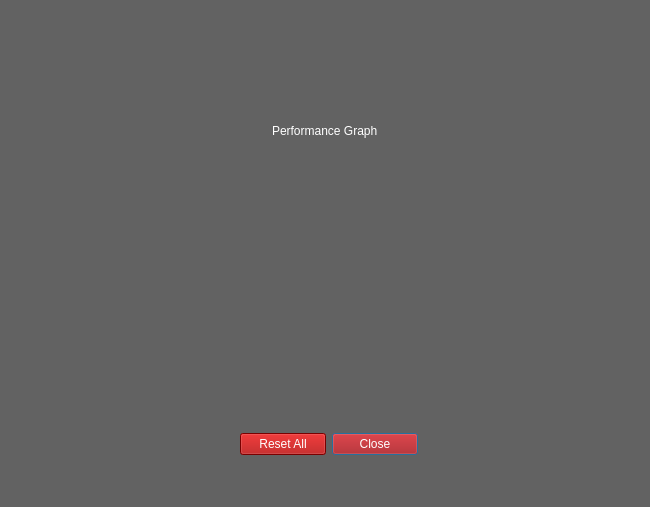
This is utils/annInferenceApp/perf_graph.ui in GPUOpen-ProfessionalCompute-Libraries/amdovx-modules as Qt 5 draws it before an edit. The edited form follows.
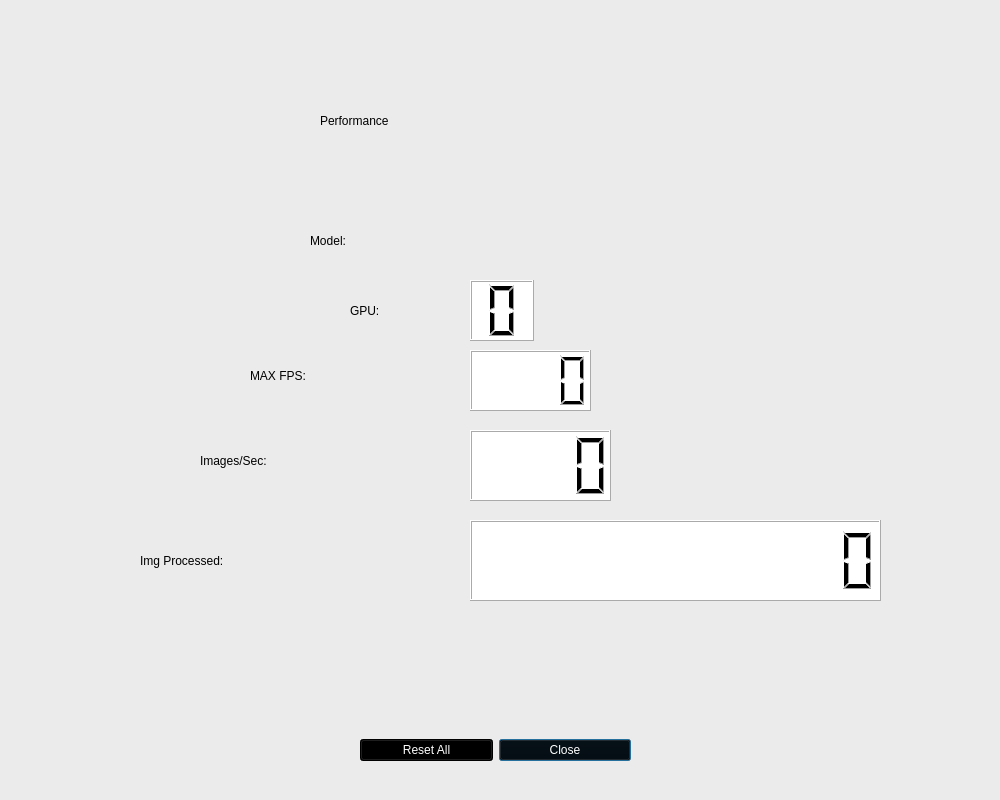
This is the edited form. Icons and pictures are not drawn.

Commit message: Performance Screen added

Patch:
```diff
--- a/utils/annInferenceApp/perf_graph.ui
+++ b/utils/annInferenceApp/perf_graph.ui
@@ -6,30 +6,43 @@
    <rect>
     <x>0</x>
     <y>0</y>
-    <width>650</width>
-    <height>507</height>
+    <width>1000</width>
+    <height>800</height>
    </rect>
   </property>
+  <property name="minimumSize">
+   <size>
+    <width>1000</width>
+    <height>800</height>
+   </size>
+  </property>
+  <property name="maximumSize">
+   <size>
+    <width>1000</width>
+    <height>800</height>
+   </size>
+  </property>
   <property name="windowTitle">
    <string>Performance Graph</string>
   </property>
   <property name="styleSheet">
-   <string notr="true">background-color: rgb(98, 98, 98);</string>
+   <string notr="true">
+background-color: rgb(235, 235, 235);</string>
   </property>
   <widget class="QWidget" name="gridLayoutWidget">
    <property name="geometry">
     <rect>
-     <x>240</x>
-     <y>430</y>
-     <width>178</width>
-     <height>29</height>
+     <x>360</x>
+     <y>720</y>
+     <width>271</width>
+     <height>61</height>
     </rect>
    </property>
    <layout class="QGridLayout" name="gridLayout">
     <item row="2" column="1">
      <widget class="QPushButton" name="pushButton_2">
       <property name="styleSheet">
-       <string notr="true">background-color: rgb(170, 0, 0);
+       <string notr="true">background-color: rgb(0, 0, 0);
 color: rgb(255, 255, 255);</string>
       </property>
       <property name="text">
@@ -40,7 +53,7 @@
     <item row="2" column="0">
      <widget class="QPushButton" name="pushButton">
       <property name="styleSheet">
-       <string notr="true">background-color: rgb(170, 0, 0);
+       <string notr="true">background-color: rgb(0, 0, 0);
 color: rgb(255, 255, 255);</string>
       </property>
       <property name="text">
@@ -50,50 +63,233 @@
     </item>
    </layout>
   </widget>
-  <widget class="QWidget" name="verticalLayoutWidget">
+  <widget class="QLCDNumber" name="fps_lcdNumber">
    <property name="geometry">
     <rect>
-     <x>9</x>
-     <y>10</y>
-     <width>631</width>
-     <height>102</height>
+     <x>470</x>
+     <y>430</y>
+     <width>141</width>
+     <height>71</height>
     </rect>
    </property>
-   <layout class="QVBoxLayout" name="verticalLayout">
-    <item alignment="Qt::AlignHCenter">
-     <widget class="QLabel" name="logo_label">
-      <property name="text">
-       <string/>
-      </property>
-      <property name="pixmap">
-       <pixmap resource="resources.qrc">:/images/display_panel_logo.png</pixmap>
-      </property>
-     </widget>
-    </item>
-   </layout>
+   <property name="styleSheet">
+    <string notr="true">background-color: rgb(255, 255, 255);
+color: rgb(0, 0, 0);</string>
+   </property>
+   <property name="frameShape">
+    <enum>QFrame::Box</enum>
+   </property>
+   <property name="smallDecimalPoint">
+    <bool>false</bool>
+   </property>
+   <property name="digitCount">
+    <number>4</number>
+   </property>
   </widget>
-  <widget class="QWidget" name="verticalLayoutWidget_2">
+  <widget class="QLabel" name="fps_label">
    <property name="geometry">
     <rect>
-     <x>10</x>
-     <y>110</y>
-     <width>631</width>
-     <height>41</height>
+     <x>200</x>
+     <y>420</y>
+     <width>251</width>
+     <height>81</height>
     </rect>
    </property>
-   <layout class="QVBoxLayout" name="verticalLayout_2">
-    <item alignment="Qt::AlignHCenter">
-     <widget class="QLabel" name="label">
-      <property name="styleSheet">
-       <string notr="true">color: rgb(255, 255, 255);
-font: 75 18pt &quot;Times New Roman&quot;;</string>
-      </property>
-      <property name="text">
-       <string>Performance Graph</string>
-      </property>
-     </widget>
-    </item>
-   </layout>
+   <property name="styleSheet">
+    <string notr="true">color: rgb(0, 0, 0);
+font: 75 36pt &quot;Ubuntu&quot;;</string>
+   </property>
+   <property name="text">
+    <string>Images/Sec:</string>
+   </property>
+  </widget>
+  <widget class="QLCDNumber" name="images_lcdNumber">
+   <property name="geometry">
+    <rect>
+     <x>470</x>
+     <y>520</y>
+     <width>411</width>
+     <height>81</height>
+    </rect>
+   </property>
+   <property name="styleSheet">
+    <string notr="true">background-color: rgb(255, 255, 255);
+color: rgb(0, 0, 0);</string>
+   </property>
+   <property name="digitCount">
+    <number>12</number>
+   </property>
+   <property name="value" stdset="0">
+    <double>0.000000000000000</double>
+   </property>
+  </widget>
+  <widget class="QLabel" name="images_label">
+   <property name="geometry">
+    <rect>
+     <x>140</x>
+     <y>530</y>
+     <width>321</width>
+     <height>61</height>
+    </rect>
+   </property>
+   <property name="styleSheet">
+    <string notr="true">color: rgb(0, 0, 0);
+font: 75 36pt &quot;Ubuntu&quot;;</string>
+   </property>
+   <property name="text">
+    <string>Img Processed:</string>
+   </property>
+  </widget>
+  <widget class="QLabel" name="header_label">
+   <property name="geometry">
+    <rect>
+     <x>320</x>
+     <y>80</y>
+     <width>391</width>
+     <height>81</height>
+    </rect>
+   </property>
+   <property name="styleSheet">
+    <string notr="true">color: rgb(0, 0, 0);
+font: 75 48pt &quot;Ubuntu&quot;;</string>
+   </property>
+   <property name="text">
+    <string>Performance</string>
+   </property>
+  </widget>
+  <widget class="QLabel" name="logo_label">
+   <property name="geometry">
+    <rect>
+     <x>820</x>
+     <y>20</y>
+     <width>150</width>
+     <height>131</height>
+    </rect>
+   </property>
+   <property name="text">
+    <string/>
+   </property>
+   <property name="pixmap">
+    <pixmap resource="resources.qrc">:/images/vega_icon_150.png</pixmap>
+   </property>
+  </widget>
+  <widget class="QLabel" name="logo_label_2">
+   <property name="geometry">
+    <rect>
+     <x>30</x>
+     <y>20</y>
+     <width>151</width>
+     <height>131</height>
+    </rect>
+   </property>
+   <property name="text">
+    <string/>
+   </property>
+   <property name="pixmap">
+    <pixmap resource="resources.qrc">:/images/amd-logo-150x150.jpg</pixmap>
+   </property>
+  </widget>
+  <widget class="QLCDNumber" name="maxFPS_lcdNumber">
+   <property name="geometry">
+    <rect>
+     <x>470</x>
+     <y>350</y>
+     <width>121</width>
+     <height>61</height>
+    </rect>
+   </property>
+   <property name="styleSheet">
+    <string notr="true">background-color: rgb(255, 255, 255);
+color: rgb(0, 0, 0);</string>
+   </property>
+   <property name="digitCount">
+    <number>4</number>
+   </property>
+  </widget>
+  <widget class="QLabel" name="maxFPS_label">
+   <property name="geometry">
+    <rect>
+     <x>250</x>
+     <y>350</y>
+     <width>211</width>
+     <height>51</height>
+    </rect>
+   </property>
+   <property name="styleSheet">
+    <string notr="true">font: 75 36pt &quot;Ubuntu&quot;;
+color: rgb(0, 0, 0);</string>
+   </property>
+   <property name="text">
+    <string>MAX FPS:</string>
+   </property>
+  </widget>
+  <widget class="QLabel" name="Model_label">
+   <property name="geometry">
+    <rect>
+     <x>310</x>
+     <y>200</y>
+     <width>151</width>
+     <height>81</height>
+    </rect>
+   </property>
+   <property name="styleSheet">
+    <string notr="true">color: rgb(0, 0, 0);
+font: 75 36pt &quot;Ubuntu&quot;;</string>
+   </property>
+   <property name="text">
+    <string>Model:</string>
+   </property>
+  </widget>
+  <widget class="QLabel" name="modelName_label">
+   <property name="geometry">
+    <rect>
+     <x>470</x>
+     <y>210</y>
+     <width>511</width>
+     <height>61</height>
+    </rect>
+   </property>
+   <property name="styleSheet">
+    <string notr="true">color: rgb(170, 0, 0);
+font: 75 36pt &quot;Ubuntu&quot;;</string>
+   </property>
+   <property name="text">
+    <string/>
+   </property>
+  </widget>
+  <widget class="QLabel" name="NGPU_label">
+   <property name="geometry">
+    <rect>
+     <x>350</x>
+     <y>270</y>
+     <width>111</width>
+     <height>81</height>
+    </rect>
+   </property>
+   <property name="styleSheet">
+    <string notr="true">color: rgb(0, 0, 0);
+font: 75 36pt &quot;Ubuntu&quot;;</string>
+   </property>
+   <property name="text">
+    <string>GPU:</string>
+   </property>
+  </widget>
+  <widget class="QLCDNumber" name="GPU_lcdNumber">
+   <property name="geometry">
+    <rect>
+     <x>470</x>
+     <y>280</y>
+     <width>64</width>
+     <height>61</height>
+    </rect>
+   </property>
+   <property name="styleSheet">
+    <string notr="true">background-color: rgb(255, 255, 255);
+color: rgb(0, 0, 0);</string>
+   </property>
+   <property name="digitCount">
+    <number>1</number>
+   </property>
   </widget>
  </widget>
  <resources>
```
Left out of the diff: 6 changed lines with no effect on the pictures. The commit also changes 7 other files.
